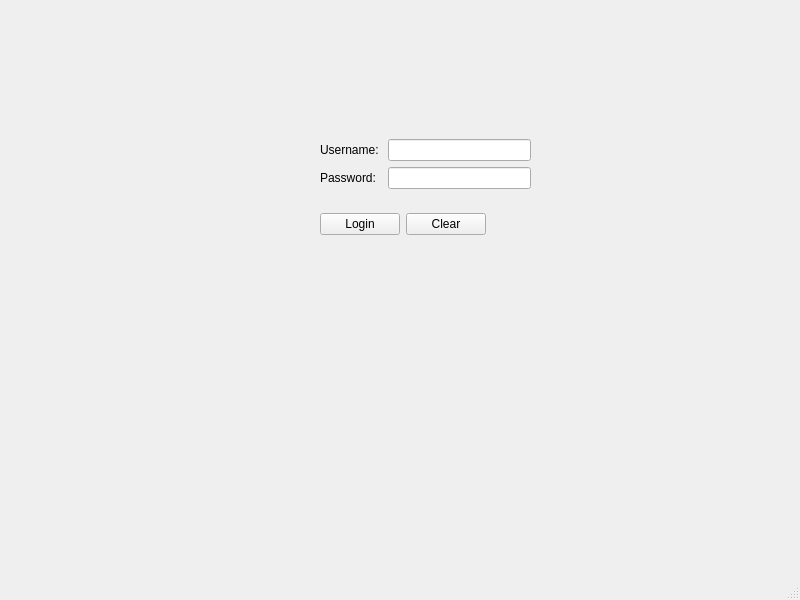
This is mainwindow.ui in YoKarson/CS1C-Project-2-Bulk-Club-2.0 as Qt 5 draws it before an edit. The edited form follows.
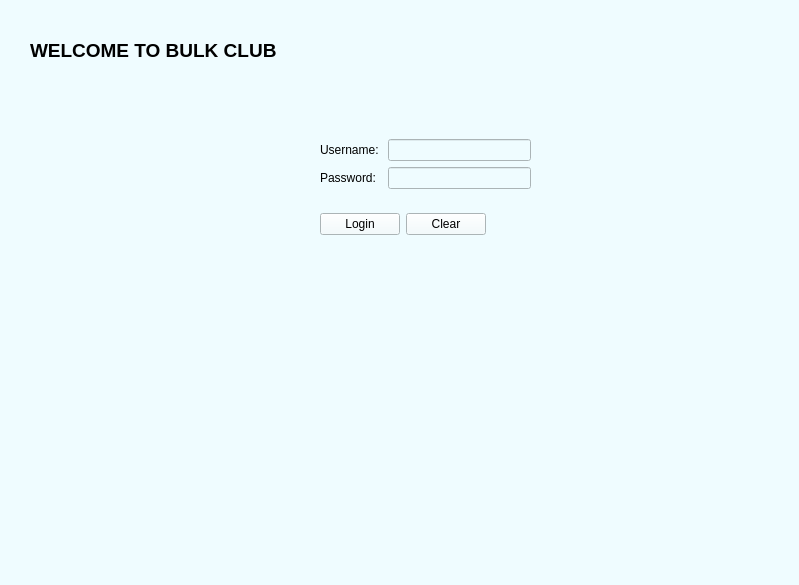
This is the edited form.

```diff
--- a/mainwindow.ui
+++ b/mainwindow.ui
@@ -6,13 +6,16 @@
    <rect>
     <x>0</x>
     <y>0</y>
-    <width>800</width>
-    <height>600</height>
+    <width>799</width>
+    <height>585</height>
    </rect>
   </property>
   <property name="windowTitle">
    <string>MainWindow</string>
   </property>
+  <property name="styleSheet">
+   <string notr="true">background-color: rgb(239, 252, 255);</string>
+  </property>
   <widget class="QWidget" name="centralwidget">
    <widget class="QWidget" name="layoutWidget">
     <property name="geometry">
@@ -40,7 +43,7 @@
      </item>
     </layout>
    </widget>
-   <widget class="QWidget" name="">
+   <widget class="QWidget" name="layoutWidget">
     <property name="geometry">
      <rect>
       <x>320</x>
@@ -79,6 +82,26 @@
      </item>
     </layout>
    </widget>
+   <widget class="QLabel" name="label">
+    <property name="geometry">
+     <rect>
+      <x>30</x>
+      <y>30</y>
+      <width>271</width>
+      <height>41</height>
+     </rect>
+    </property>
+    <property name="font">
+     <font>
+      <pointsize>14</pointsize>
+      <weight>75</weight>
+      <bold>true</bold>
+     </font>
+    </property>
+    <property name="text">
+     <string>WELCOME TO BULK CLUB</string>
+    </property>
+   </widget>
   </widget>
   <widget class="QMenuBar" name="menubar">
    <property name="geometry">
```
Left out of the diff: 10 changed lines with no effect on the pictures.
